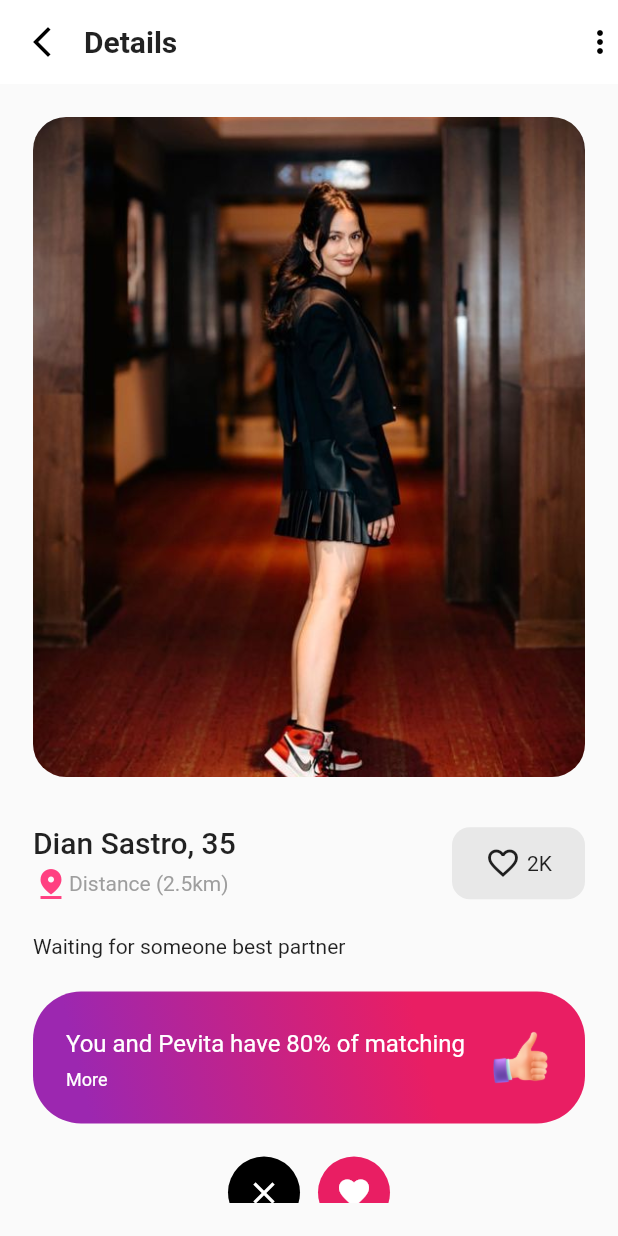
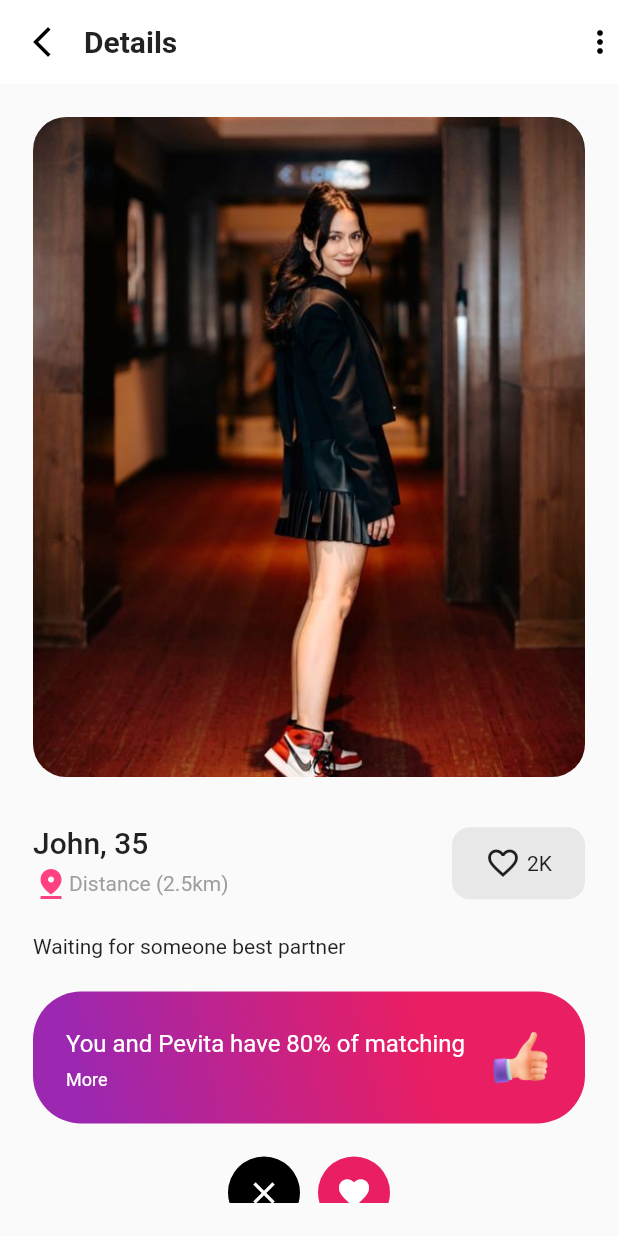
Before and after one commit to kharisazhar/flutter-dating, a Flutter app: the screen it shows after launch, on a phone screen of 412 x 824 dp. Run offline on Flutter 3.47's test engine with Material 2 defaults, Android fonts, the phone set to English and light mode, and no system bars.

Commit message:
change name to john

```diff
--- a/lib/screen/detail_screen.dart
+++ b/lib/screen/detail_screen.dart
@@ -66,7 +66,7 @@ class DetailScreen extends StatelessWidget {
                     children: [
                       /// Name
                       Text(
-                        'Dian Sastro, 35',
+                        'John, 35',
                         style: Theme.of(context).textTheme.titleLarge,
                       ),
                       const SizedBox(height: 4.0),
```
